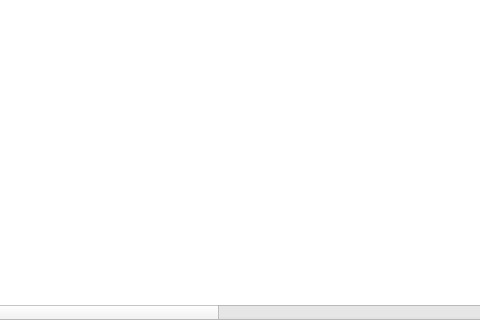
Old version of the form mainwindow.ui in the repository QubesOS/qubes-manager; both pictures show x 185 to 665 and y 280 to 600 of the 821 by 600 pixel window.
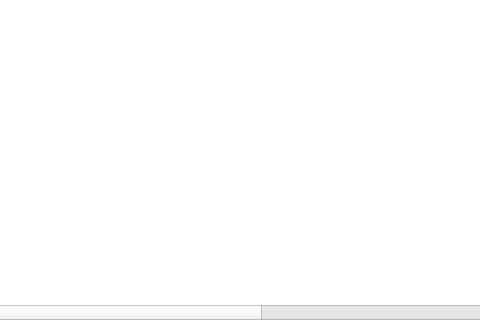
New version of the form. Icons and pictures are not drawn.

Commit message: Removed Update Info column from Qubes Manager (Upd. left).

Diff of the .ui file:
```diff
--- a/mainwindow.ui
+++ b/mainwindow.ui
@@ -198,11 +198,6 @@
         <string>Memory usage graph</string>
        </property>
       </column>
-      <column>
-       <property name="text">
-        <string>Update Info</string>
-       </property>
-      </column>
       <column>
        <property name="text">
         <string>Block Devices</string>
```
Left out of the diff: 12 changed lines with no effect on the pictures. The commit also changes 1 other file.
